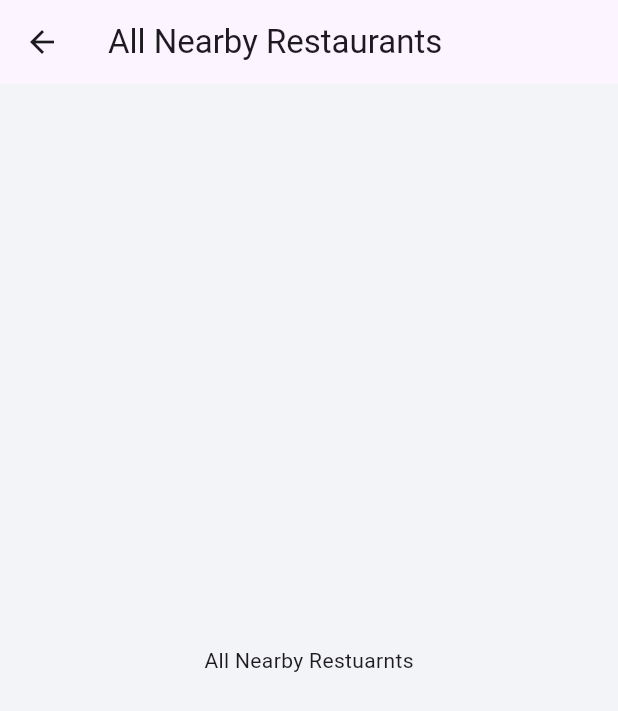
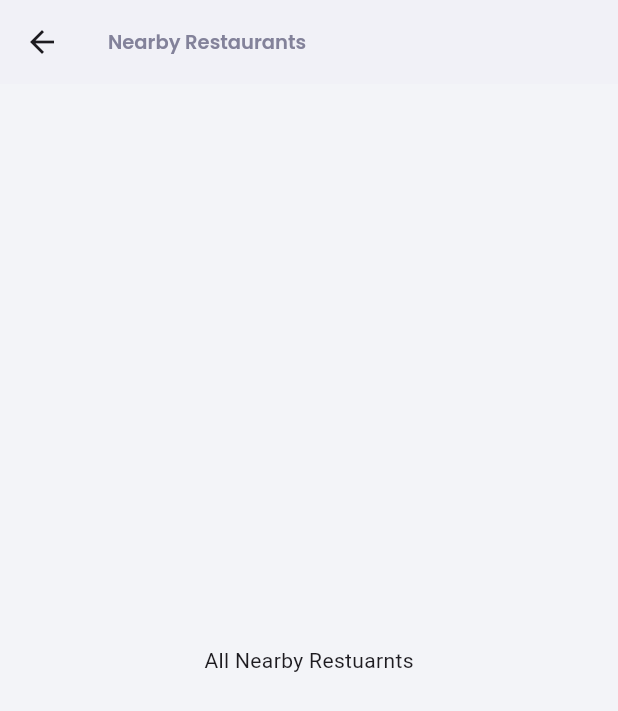
Before and after one commit to vidyabhandari/MultiVendorApp-flutter-frontend, a Flutter app: the AllNearByRestaurants screen opened directly, on a phone screen of 412 x 824 dp. Shown: the top 711 px of the screen. Run offline on Flutter 3.47's test engine with Material 3 defaults, Android fonts, the phone set to English and light mode, and no system bars; our stand-ins replace flutter_screenutil, flutter_vector_icons, get, google_fonts.

Commit message:
three pages created

```diff
--- a/lib/views/home/all_fastest_foods_page.dart
+++ b/lib/views/home/all_fastest_foods_page.dart
@@ -1,4 +1,7 @@
 import 'package:flutter/material.dart';
+import 'package:my_firstapp/common/app_style.dart';
+import 'package:my_firstapp/common/reusable_text.dart';
+import 'package:my_firstapp/constants/constants.dart';
 
 class AllFastestFoodsPage extends StatelessWidget {
   const AllFastestFoodsPage({super.key});
@@ -8,7 +11,9 @@ class AllFastestFoodsPage extends StatelessWidget {
     return Scaffold(
       appBar: AppBar(
         elevation: 0.3,
-        title: const Text("All FastestFoods Restaurants"),
+        backgroundColor: kOffWhite,
+        title: ReusableText(text: "All FastestFoods",
+        style: appStyle(13, kGray, FontWeight.w600)),
       ),
       body: const Center(child: Text("All Fastest Food")),
     );
--- a/lib/views/home/all_nearby_restaurants.dart
+++ b/lib/views/home/all_nearby_restaurants.dart
@@ -1,4 +1,7 @@
 import 'package:flutter/material.dart';
+import 'package:my_firstapp/common/app_style.dart';
+import 'package:my_firstapp/common/reusable_text.dart';
+import 'package:my_firstapp/constants/constants.dart';
 
 class AllNearByRestaurants extends StatelessWidget {
   const AllNearByRestaurants({super.key});
@@ -8,7 +11,11 @@ class AllNearByRestaurants extends StatelessWidget {
     return Scaffold(
       appBar: AppBar(
         elevation: 0.3,
-        title: const Text("All Nearby Restaurants"),
+        backgroundColor: kOffWhite,
+        title: ReusableText(
+          text: "Nearby Restaurants",
+          style: appStyle(13, kGray, FontWeight.w600),
+        ),
       ),
       body: const Center(child: Text("All Nearby Restuarnts")),
     );
```
Also changed, not shown: lib/views/home/recommendation_page.dart (+8 -1 lines).
